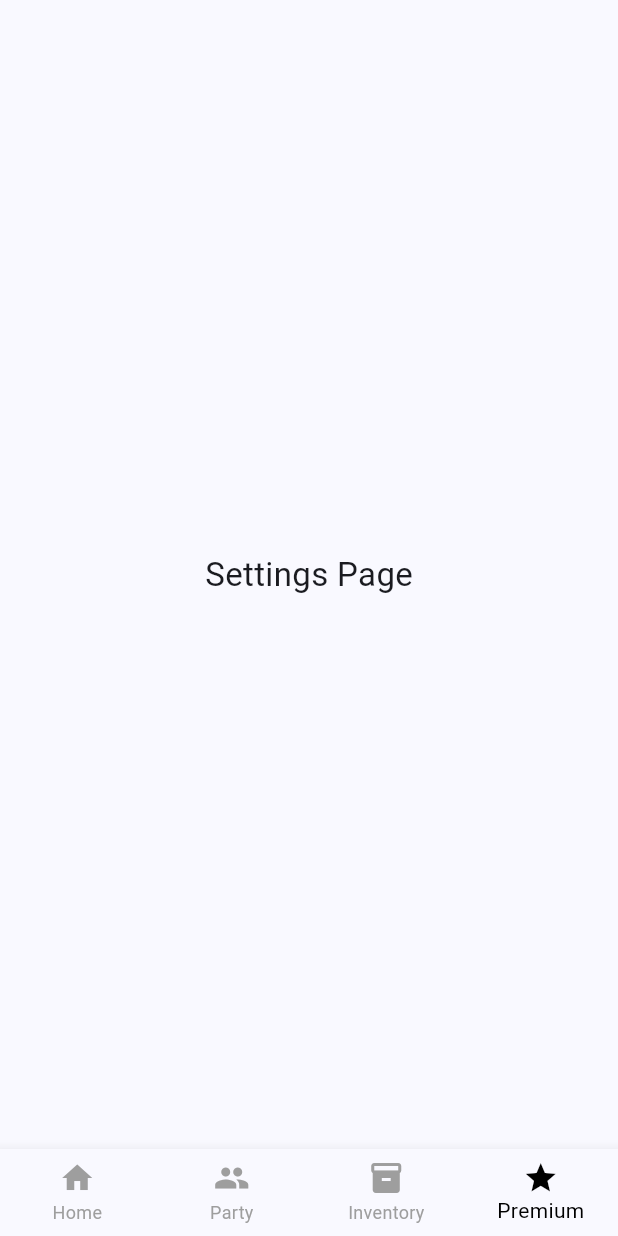
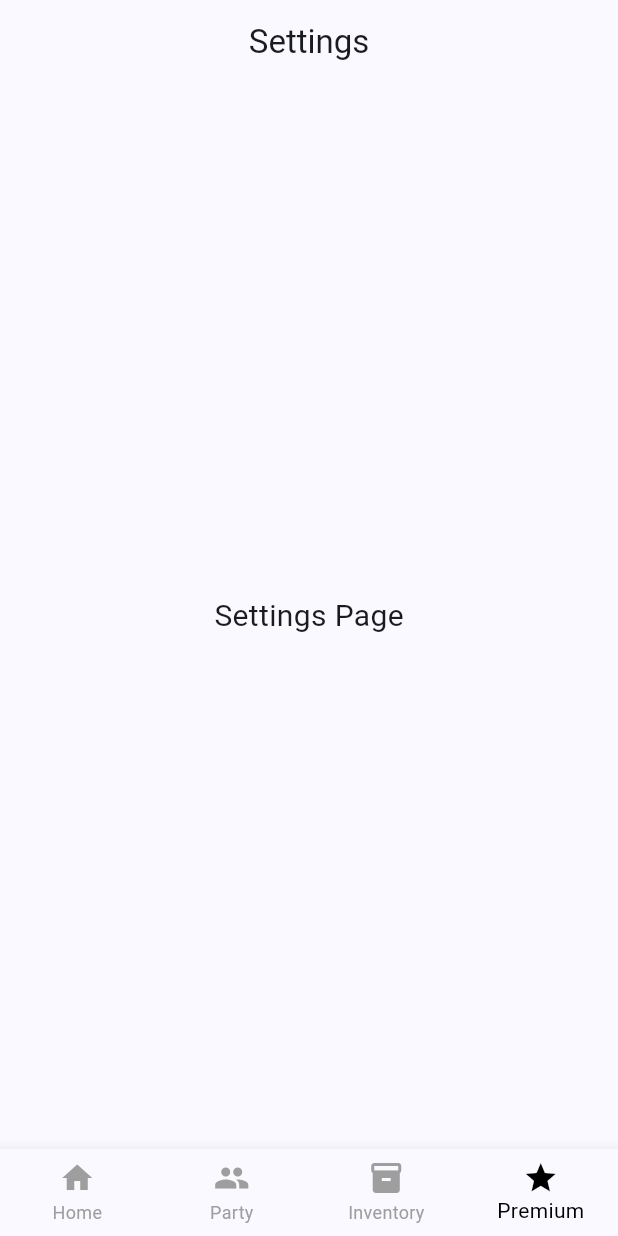
Before and after one commit to Saisinare/cafe_app, a Flutter app: the screen it shows after launch, item 4 of the bottom bar chosen, on a phone screen of 412 x 824 dp. Run offline on Flutter 3.47's test engine with Material 3 defaults, Android fonts, the phone set to English and light mode, and no system bars; our stand-ins replace fl_chart.

Commit message:
settings page updated

```diff
--- a/lib/pages/settings/settings_page.dart
+++ b/lib/pages/settings/settings_page.dart
@@ -5,8 +5,17 @@ class SettingsScreen extends StatelessWidget {
 
   @override
   Widget build(BuildContext context) {
-    return const SafeArea(
-      child: Center(child: Text("Settings Page", style: TextStyle(fontSize: 22))),
+    return Scaffold(
+      appBar: AppBar(
+        title: const Text("Settings"),
+        centerTitle: true,
+      ),
+      body: const Center(
+        child: Text(
+          "Settings Page",
+          style: TextStyle(fontSize: 20),
+        ),
+      ),
     );
   }
 }
```
Also changed, not shown: lib/pages/home/home_page.dart (+15 -7 lines).
